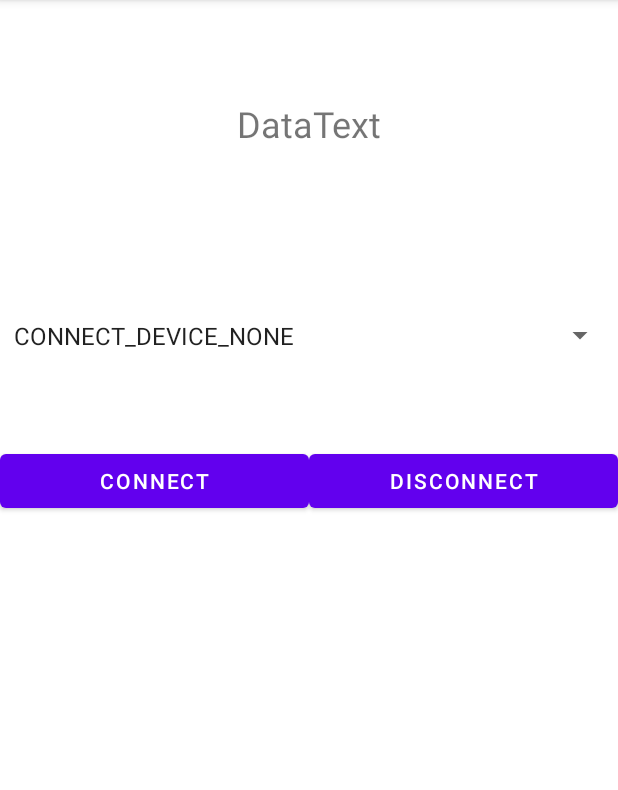
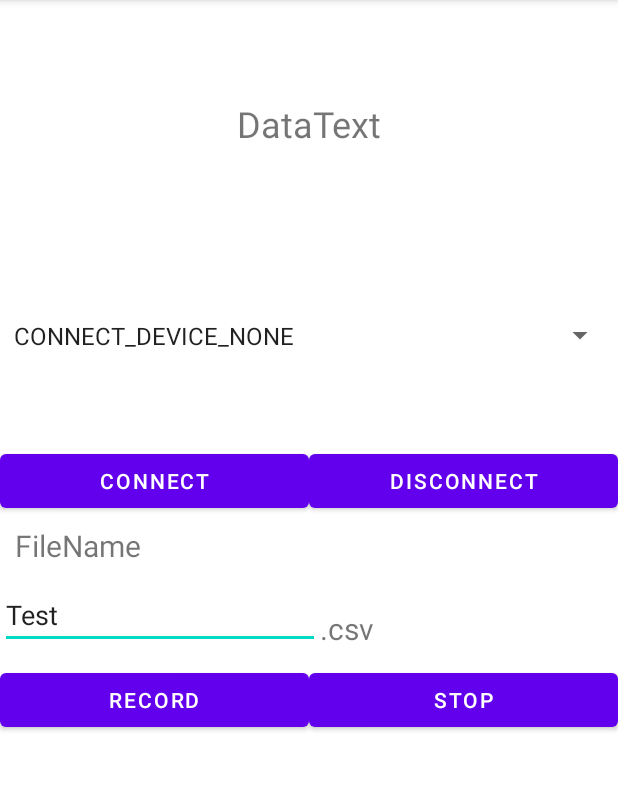
Before and after one commit to uguisu64/PulseApp, an Android app: the screen it shows after launch (MainActivity), on a phone screen of 412 x 824 dp, the part 84-874 px from its top. Run offline under Robolectric (Android 15) with nearby library versions, the phone set to English and light mode, and no system bars.

Commit message:
[add] ファイル保存機能

```diff
--- a/app/src/main/AndroidManifest.xml
+++ b/app/src/main/AndroidManifest.xml
@@ -8,6 +8,7 @@
     <uses-permission android:name="android.permission.ACCESS_COARSE_LOCATION"/>
 
     <uses-permission android:name="android.permission.BLUETOOTH_CONNECT" />
+    <uses-permission android:name="android.permission.WRITE_EXTERNAL_STORAGE"/>
     <application
         android:allowBackup="true"
         android:dataExtractionRules="@xml/data_extraction_rules"
--- a/app/src/main/res/layout/activity_main.xml
+++ b/app/src/main/res/layout/activity_main.xml
@@ -41,6 +41,16 @@
         app:layout_constraintTop_toBottomOf="@+id/spinner" />
 
     <Button
+        android:id="@+id/recordButton"
+        android:layout_width="0dp"
+        android:layout_height="wrap_content"
+        android:layout_marginTop="10dp"
+        android:text="Record"
+        app:layout_constraintEnd_toStartOf="@+id/stopButton"
+        app:layout_constraintStart_toStartOf="parent"
+        app:layout_constraintTop_toBottomOf="@+id/editTextTextFileName" />
+
+    <Button
         android:id="@+id/disConnectButton"
         android:layout_width="0dp"
         android:layout_height="wrap_content"
@@ -49,4 +59,45 @@
         app:layout_constraintStart_toEndOf="@+id/connectButton"
         app:layout_constraintTop_toTopOf="@+id/connectButton" />
 
+    <Button
+        android:id="@+id/stopButton"
+        android:layout_width="0dp"
+        android:layout_height="wrap_content"
+        android:layout_marginTop="10dp"
+        android:text="stop"
+        app:layout_constraintEnd_toEndOf="parent"
+        app:layout_constraintStart_toEndOf="@+id/recordButton"
+        app:layout_constraintTop_toBottomOf="@+id/editTextTextFileName" />
+
+    <EditText
+        android:id="@+id/editTextTextFileName"
+        android:layout_width="wrap_content"
+        android:layout_height="wrap_content"
+        android:layout_marginTop="10dp"
+        android:ems="10"
+        android:inputType="textPersonName"
+        android:text="Test"
+        app:layout_constraintTop_toBottomOf="@+id/textView2"
+        tools:layout_editor_absoluteX="9dp" />
+
+    <TextView
+        android:id="@+id/textView2"
+        android:layout_width="wrap_content"
+        android:layout_height="wrap_content"
+        android:layout_marginStart="10dp"
+        android:layout_marginTop="5dp"
+        android:text="FileName"
+        android:textSize="20sp"
+        app:layout_constraintStart_toStartOf="parent"
+        app:layout_constraintTop_toBottomOf="@+id/connectButton" />
+
+    <TextView
+        android:id="@+id/textView3"
+        android:layout_width="wrap_content"
+        android:layout_height="wrap_content"
+        android:text=".csv"
+        android:textSize="20sp"
+        app:layout_constraintBottom_toBottomOf="@+id/editTextTextFileName"
+        app:layout_constraintStart_toEndOf="@+id/editTextTextFileName" />
+
 </androidx.constraintlayout.widget.ConstraintLayout>
--- a/build.gradle
+++ b/build.gradle
@@ -1,7 +1,7 @@
 // Top-level build file where you can add configuration options common to all sub-projects/modules.
 plugins {
-    id 'com.android.application' version '7.3.1' apply false
-    id 'com.android.library' version '7.3.1' apply false
+    id 'com.android.application' version '7.2.0' apply false
+    id 'com.android.library' version '7.2.0' apply false
     id 'org.jetbrains.kotlin.android' version '1.7.10' apply false
 }
 
```
Also changed, not shown: app/src/main/java/com/example/pulseapp/MainActivity.kt (+51 -8 lines).
